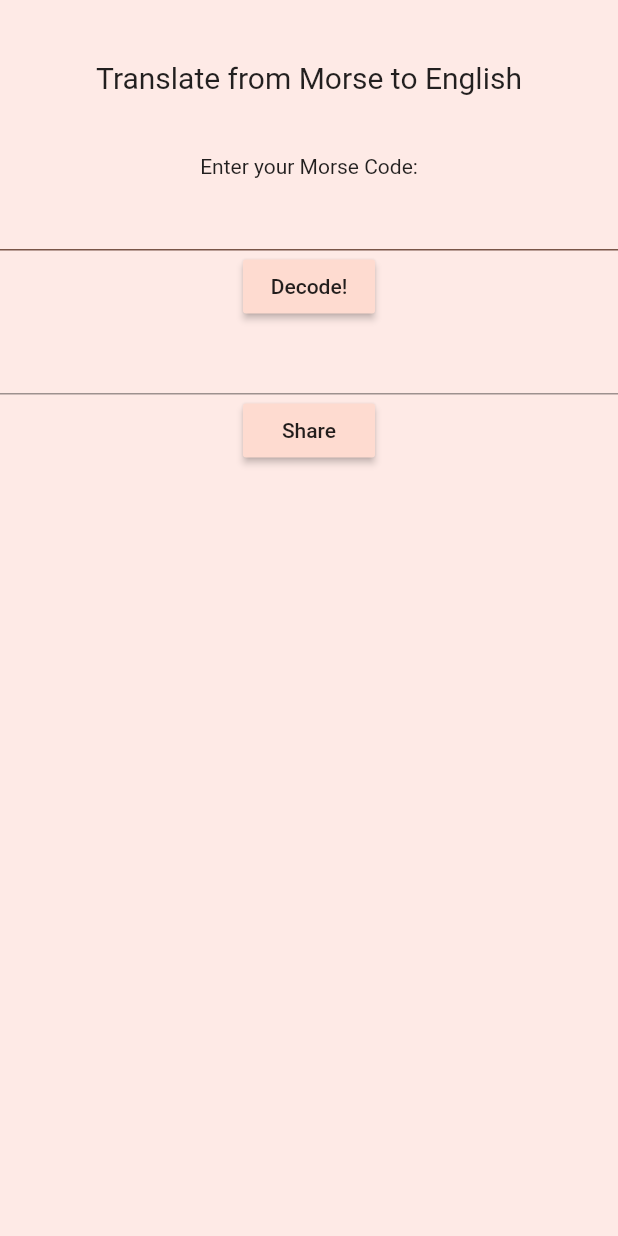
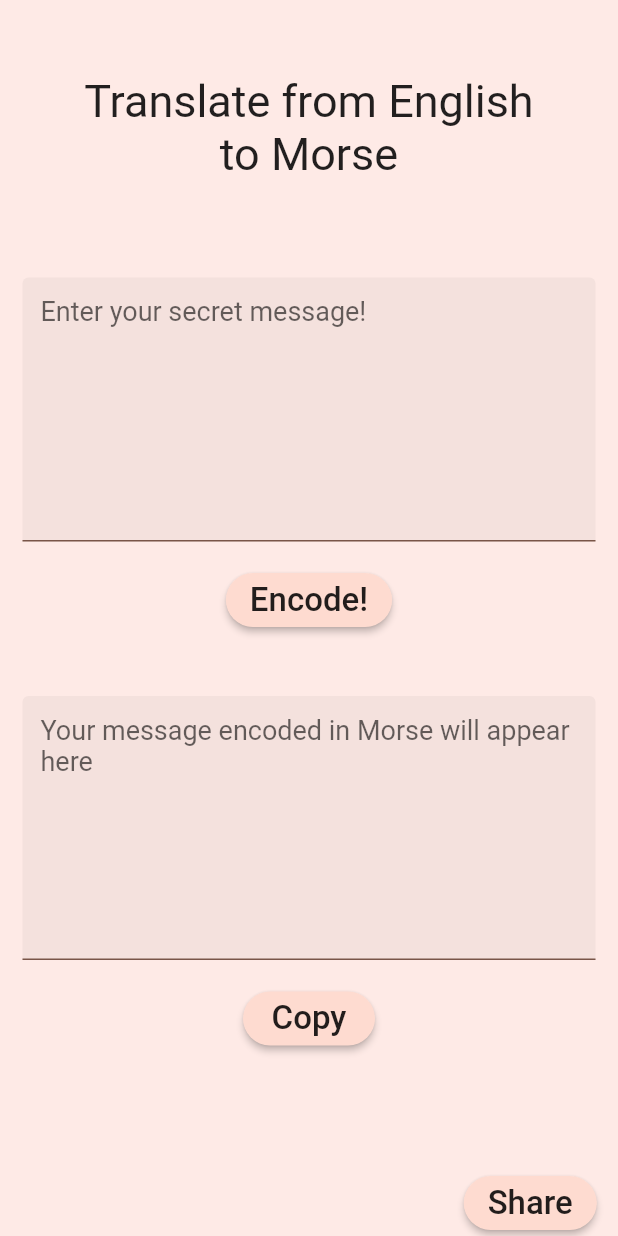
Before and after one commit to shantanugodbole/Morsey, a Flutter app: the screen it shows after launch, after a tap on "Morse -> English", on a phone screen of 412 x 824 dp. Run offline on Flutter 3.47's test engine with Material 2 defaults, Android fonts, the phone set to English and light mode, and no system bars; missing offline and left inert: clipboard_manager; network calls fail.

Commit message:
ui changes made

```diff
--- a/morse_translator/lib/screens/MorseToEng.dart
+++ b/morse_translator/lib/screens/MorseToEng.dart
@@ -1,6 +1,6 @@
 import 'package:flutter/material.dart';
-import 'dart:convert';
 import '../services/api.dart';
+import 'package:clipboard_manager/clipboard_manager.dart';
 
 class MorseToEng extends StatefulWidget {
   @override
@@ -8,13 +8,14 @@ class MorseToEng extends StatefulWidget {
 }
 
 class _MorseToEngState extends State<MorseToEng> {
+  final myController = TextEditingController();
   var url =
       "http://api.funtranslations.com/translate/morse2english.json?text=--%20---%20.-.%20...%20.%20%20%20%20%20-.-.%20---%20-..%20.%20%20%20%20%20..%20...%20%20%20%20%20.-%20%20%20%20%20-..%20..%20-%20%20%20%20%20.-%20-.%20-..%20%20%20%20%20-..%20.-%20....%20";
 
   @override
   void initState() {
-    final apiCaller = GetData();
-    var response = apiCaller.getData(url);
+    // final apiCaller = GetData();
+    // var response = apiCaller.getData(url);
     // print(response);
     // var decodedResponse = jsonDecode(response)['contents']['translated'];
     // print(decodedResponse.toString());
@@ -28,37 +29,112 @@ class _MorseToEngState extends State<MorseToEng> {
         child: Column(
           children: [
             Container(
-                padding: EdgeInsets.all(40),
-                height: MediaQuery.of(context).size.height/8,
-                child: Text("Translate from Morse to English", textAlign: TextAlign.center, style: TextStyle(fontSize: 20),),
+              padding: EdgeInsets.all(50),
+              // height: MediaQuery.of(context).size.height / 8,
+              child: Text(
+                "Translate from English to Morse",
+                textAlign: TextAlign.center,
+                style: TextStyle(fontSize: 30),
+              ),
             ),
             Container(
-                child: Text("Enter your Morse Code:"),
+              margin: EdgeInsets.all(15),
+              child: TextField(
+                maxLines: 8,
+                decoration: InputDecoration(
+                  hintStyle: TextStyle(
+                    fontSize: 18,
                   ),
-              TextField(
-                decoration: InputDecoration(
+                  hintText: "Enter your secret message!",
+                  filled: true,
                   enabledBorder: UnderlineInputBorder(
+                    borderSide: BorderSide(color: Colors.brown),
+                  ),
+                  focusedBorder: UnderlineInputBorder(
                     borderSide: BorderSide(color: Colors.brown),
                   ),
                 ),
                 autocorrect: true,
+                cursorColor: Colors.brown,
+                // cursorRadius: Radius.circular(20),
+              ),
             ),
             RaisedButton(
               onPressed: () {},
-                child: Text("Decode!"),
+              child: Text(
+                "Encode!",
+                style: TextStyle(fontSize: 22),
+              ),
               color: Color(0xFFFEDBD0),
+              shape: RoundedRectangleBorder(
+                borderRadius: BorderRadius.circular(20),
               ),
-              TextField(
-                readOnly: true,
+            ),
+            SizedBox(
+              height: 25,
+            ),
+            Container(
+              margin: EdgeInsets.all(15),
+              child: TextField(
+                // controller: myController,
+                maxLines: 8,
+                decoration: InputDecoration(
+                  hintStyle: TextStyle(
+                    fontSize: 18,
+                  ),
+                  hintText: "Your message encoded in Morse will appear here",
+                  filled: true,
+                  enabledBorder: UnderlineInputBorder(
+                    borderSide: BorderSide(color: Colors.brown),
+                  ),
+                  focusedBorder: UnderlineInputBorder(
+                    borderSide: BorderSide(color: Colors.brown),
+                  ),
+                ),
                 autocorrect: true,
+                cursorColor: Colors.brown,
+              ),
             ),
             RaisedButton(
+              onPressed: () {
+                ClipboardManager.copyToClipBoard(myController.text)
+                    .then((result) {
+                  final snackBar = SnackBar(
+                    content: Text('Copied to Clipboard'),
+                    action: SnackBarAction(
+                      label: 'Undo',
                       onPressed: () {},
-                child: Text("Share"),
+                    ),
+                  );
+                  Scaffold.of(context).showSnackBar(snackBar);
+                });
+              },
+              child: Text(
+                "Copy",
+                style: TextStyle(fontSize: 22),
+              ),
               color: Color(0xFFFEDBD0),
+              shape: RoundedRectangleBorder(
+                borderRadius: BorderRadius.circular(20),
+              ),
+            ),
+            Container(
+              padding: EdgeInsets.fromLTRB(300, 75, 5, 20),
+              child: RaisedButton(
+                onPressed: () {},
+                child: Text(
+                  "Share",
+                  style: TextStyle(fontSize: 22),
+                ),
+                color: Color(0xFFFEDBD0),
+                shape: RoundedRectangleBorder(
+                  borderRadius: BorderRadius.circular(20),
+                ),
+              ),
             ),
           ],
         ),
-        ));
+      ),
+    );
   }
 }
--- a/morse_translator/lib/screens/home.dart
+++ b/morse_translator/lib/screens/home.dart
@@ -37,7 +37,7 @@ class _HomePageState extends State<HomePage> {
             // padding: EdgeInsets.all(20),
             alignment: Alignment.center,
             child: Text(
-              "Morsapp",
+              "Morsey",
               style: TextStyle(
                   color: Colors.brown,
                   fontSize: 56,
@@ -56,10 +56,14 @@ class _HomePageState extends State<HomePage> {
           ),
           Container(
             child: Text(
-                "Morsapp is a Morse code translator which helps you to convert secret messages into code and then share it with your friends",
-                style: TextStyle(fontSize: 20), textAlign: TextAlign.center,),
+              "Morsapp is a Morse code translator which helps you to convert secret messages into code and then share it with your friends",
+              style: TextStyle(fontSize: 20),
+              textAlign: TextAlign.center,
+            ),
           ),
-          SizedBox(height: MediaQuery.of(context).size.height/16,),
+          SizedBox(
+            height: MediaQuery.of(context).size.height / 16,
+          ),
           Row(
             mainAxisAlignment: MainAxisAlignment.spaceEvenly,
             children: [
--- a/morse_translator/pubspec.yaml
+++ b/morse_translator/pubspec.yaml
@@ -27,6 +27,7 @@ dependencies:
   flutter_launcher_icons: "^0.8.1"
   cupertino_icons: ^0.1.3
   share: ^0.6.5+4
+  clipboard_manager: ^0.0.4
 
 dev_dependencies:
   flutter_test:
```
Also changed, not shown: morse_translator/lib/screens/EngToMorse.dart (+89 -12 lines), morse_translator/pubspec.lock. Lines whose indentation alone changed are shown as unchanged.
